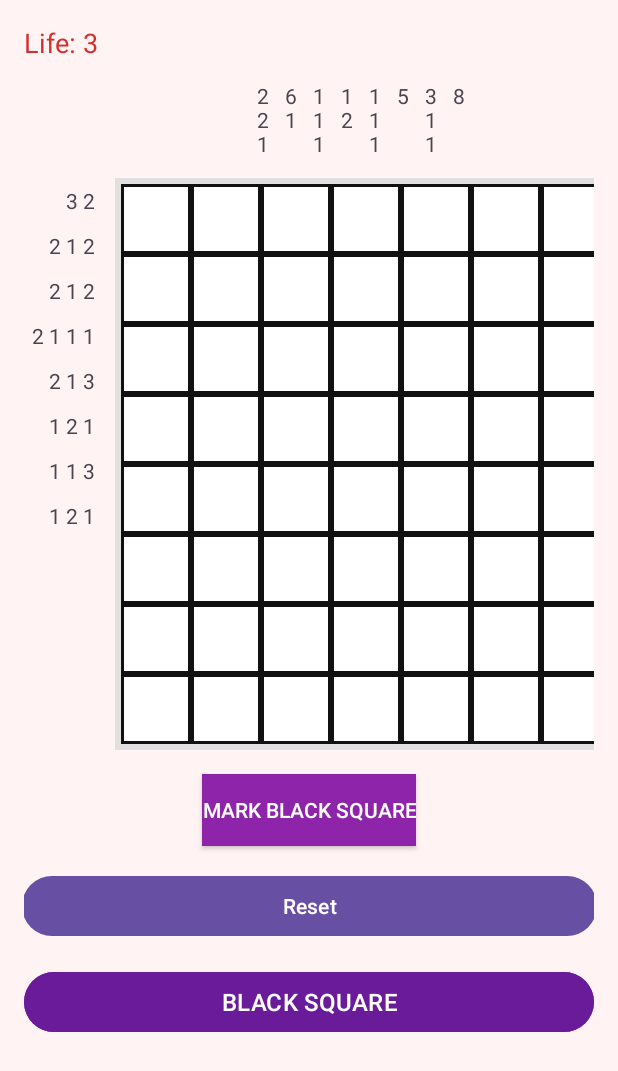
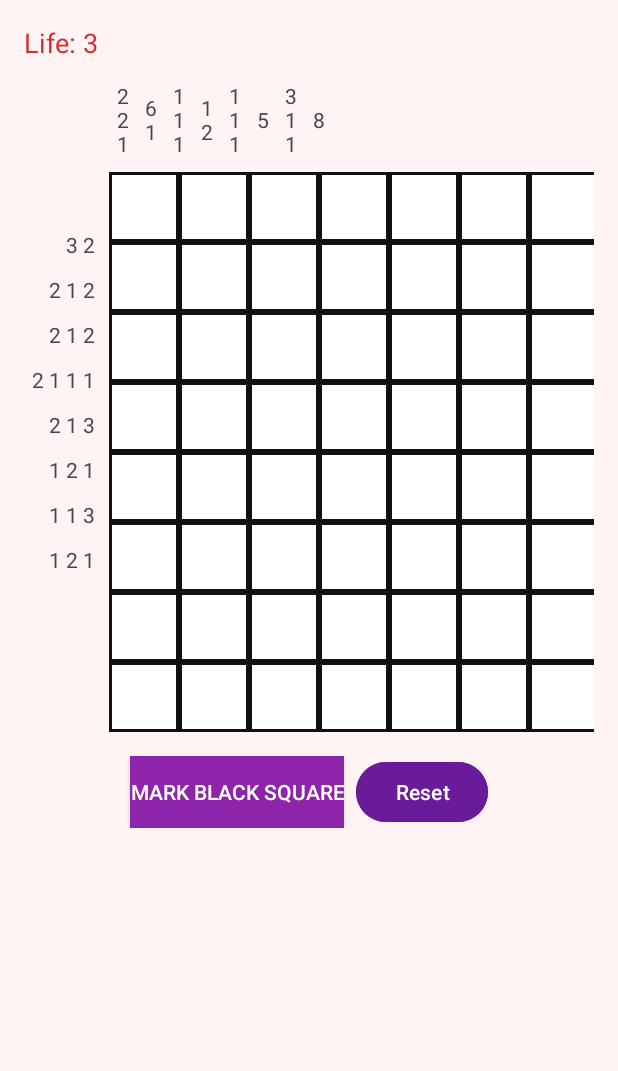
Before and after one commit to MinSang22Kim/NonoGram, an Android app: the screen it shows after launch (MainActivity), on a phone screen of 412 x 824 dp. Shown: the top 1071 px of the screen. Run offline under Robolectric (Android 15) with nearby library versions, the phone set to English and light mode, and no system bars.

Commit message:
숫자 힌트 간격 수정

```diff
--- a/app/src/main/res/layout/activity_main.xml
+++ b/app/src/main/res/layout/activity_main.xml
@@ -1,4 +1,3 @@
-<!-- res/layout/activity_main.xml -->
 <LinearLayout xmlns:android="http://schemas.android.com/apk/res/android"
     android:layout_width="match_parent"
     android:layout_height="match_parent"
@@ -6,7 +5,7 @@
     android:padding="16dp"
     android:background="#FFF3F3">
 
-    <!-- 남은 생명 수를 표시하는 텍스트뷰 -->
+    <!-- Life 텍스트 -->
     <TextView
         android:id="@+id/lifeTextView"
         android:layout_width="wrap_content"
@@ -15,124 +14,77 @@
         android:textSize="18sp"
         android:textColor="#D32F2F"
         android:layout_gravity="start"
-        android:paddingBottom="8dp" />
-
-    <!-- 힌트와 게임 보드를 담는 스크롤 가능한 컨테이너 -->
-    <ScrollView
-        android:layout_width="match_parent"
-        android:layout_height="wrap_content">
-
-        <!-- 수평 스크롤이 가능한 컨테이너 (열 힌트와 보드 포함) -->
-        <HorizontalScrollView
-            android:layout_width="wrap_content"
-            android:layout_height="wrap_content">
+        android:layout_marginBottom="8dp" />
 
     <!-- 힌트와 보드를 감싸는 컨테이너 -->
     <LinearLayout
         android:layout_width="wrap_content"
         android:layout_height="wrap_content"
-                android:orientation="vertical"
-                android:gravity="center_horizontal">
+        android:gravity="center"
+        android:orientation="horizontal">
 
-                <!-- 보드 위쪽에 열 힌트를 배치할 테이블 행 -->
+        <!-- 행 힌트 -->
+        <LinearLayout
+            android:id="@+id/rowClueContainer"
+            android:layout_width="wrap_content"
+            android:layout_height="wrap_content"
+            android:layout_marginEnd="4dp"
+            android:orientation="vertical">
+
+            <!-- 각 힌트 행이 여기에 추가됩니다 -->
+        </LinearLayout>
+
+        <!-- 보드와 열 힌트를 감싸는 컨테이너 -->
+        <LinearLayout
+            android:layout_width="wrap_content"
+            android:layout_height="wrap_content"
+            android:orientation="vertical">
+
+            <!-- 열 힌트 -->
             <TableRow
                 android:id="@+id/columnClueRow"
                 android:layout_width="wrap_content"
                 android:layout_height="wrap_content"
-                    android:gravity="center_horizontal"
-                    android:paddingBottom="8dp">
+                android:gravity="center"
+                android:layout_marginBottom="4dp">
 
-                    <!-- 열 힌트 항목을 개별 TextView로 추가 (균일한 크기와 간격 적용) -->
-                    <TextView
-                        android:layout_width="50dp"
-                        android:layout_height="wrap_content"
-                        android:gravity="center"
-                        android:text="1 1 1"
-                        android:textSize="12sp"
-                        android:paddingBottom="4dp" />
-
-                    <TextView
-                        android:layout_width="50dp"
-                        android:layout_height="wrap_content"
-                        android:gravity="center"
-                        android:text="2 3"
-                        android:textSize="12sp"
-                        android:paddingBottom="4dp" />
-
-                    <TextView
-                        android:layout_width="50dp"
-                        android:layout_height="wrap_content"
-                        android:gravity="center"
-                        android:text="1 1 1 2"
-                        android:textSize="12sp"
-                        android:paddingBottom="4dp" />
-
-                    <!-- 추가 열 힌트 항목도 같은 구조로 추가 가능 -->
-                    <!-- 열 힌트 TextView의 layout_width 값을 조정하여 열 사이 간격을 맞춤 -->
+                <!-- 각 힌트 열이 여기에 추가됩니다 -->
             </TableRow>
 
-                <!-- Nonogram 제목, 행 힌트, 메인 보드를 위한 행 -->
-                <LinearLayout
-                    android:layout_width="wrap_content"
-                    android:layout_height="wrap_content"
-                    android:orientation="horizontal"
-                    android:gravity="center_horizontal"
-                    android:paddingRight="8dp">
-
-                    <!-- 행 힌트를 왼쪽에 배치하는 레이아웃 -->
-                    <LinearLayout
-                        android:id="@+id/rowClueContainer"
-                        android:layout_width="wrap_content"
-                        android:layout_height="wrap_content"
-                        android:orientation="vertical"
-                        android:gravity="end"
-                        android:paddingRight="8dp" />
-
-                    <!-- 메인 게임 보드 테이블 -->
+            <!-- 게임 보드 -->
             <TableLayout
                 android:id="@+id/tableLayout"
                 android:layout_width="wrap_content"
                 android:layout_height="wrap_content"
-                        android:stretchColumns="*"
-                        android:padding="4dp"
-                        android:background="#E0E0E0" />
+                android:stretchColumns="*" />
         </LinearLayout>
     </LinearLayout>
-        </HorizontalScrollView>
-    </ScrollView>
 
-    <!-- 검은 사각형과 X 표시를 전환하는 토글 버튼 -->
+    <!-- 버튼 섹션 -->
+    <LinearLayout
+        android:layout_width="match_parent"
+        android:layout_height="wrap_content"
+        android:orientation="horizontal"
+        android:gravity="center"
+        android:layout_marginTop="16dp">
+
         <ToggleButton
             android:id="@+id/toggleButton"
             android:layout_width="wrap_content"
             android:layout_height="wrap_content"
             android:textOff="Mark Black Square"
             android:textOn="Mark X"
-        android:layout_marginTop="16dp"
-        android:layout_gravity="center_horizontal"
             android:background="#8E24AA"
-        android:textColor="#FFFFFF" />
+            android:textColor="#FFFFFF"
+            android:layout_marginEnd="8dp" />
 
-    <!-- 게임을 리셋하는 버튼 -->
         <Button
             android:id="@+id/resetButton"
-        android:layout_width="383dp"
+            android:layout_width="wrap_content"
             android:layout_height="wrap_content"
-        android:layout_gravity="center_horizontal"
-        android:layout_marginTop="16dp"
-        android:text="Reset" />
+            android:text="Reset"
+            android:backgroundTint="#6A1B9A"
+            android:textColor="#FFFFFF" />
+    </LinearLayout>
 
-    <!-- BLACK SQUARE로 표시하는 버튼 -->
-    <Button
-        android:id="@+id/blackSquareButton"
-        android:layout_width="match_parent"
-        android:layout_height="wrap_content"
-        android:text="BLACK SQUARE"
-        android:backgroundTint="#6A1B9A"
-        android:textColor="#FFFFFF"
-        android:textSize="16sp"
-        android:fontFamily="sans-serif-medium"
-        android:layout_marginTop="16dp"
-        android:layout_gravity="center_horizontal"
-        android:layout_marginBottom="16dp" />
 </LinearLayout>
```
Lines whose indentation alone changed are shown as unchanged.
